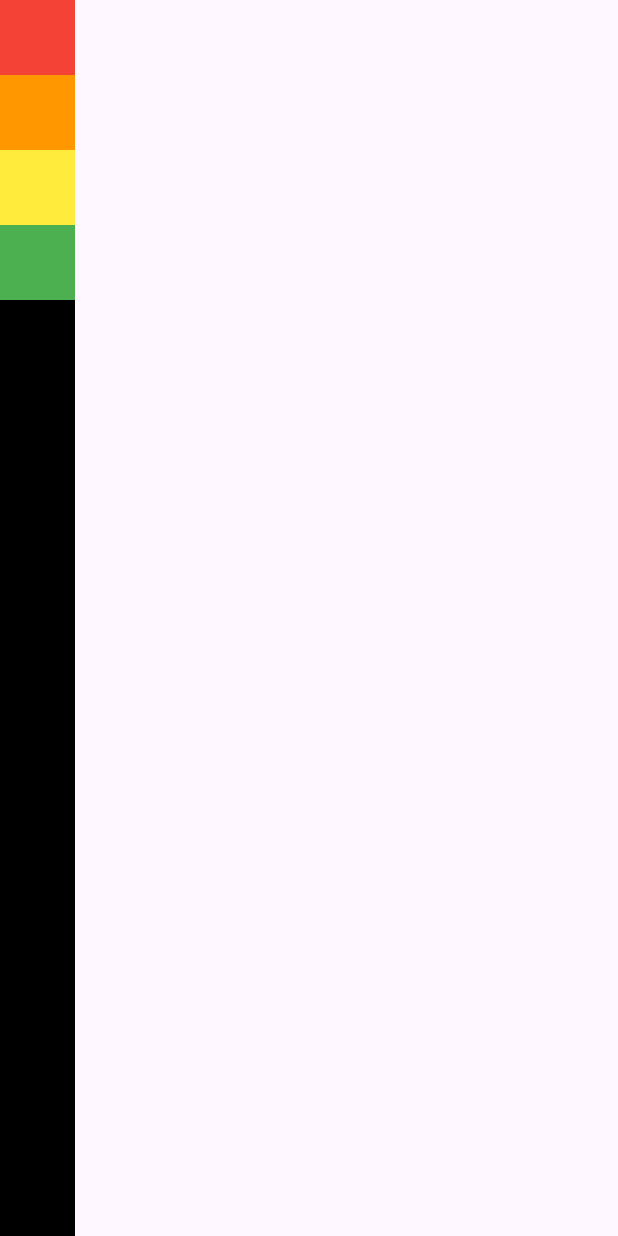
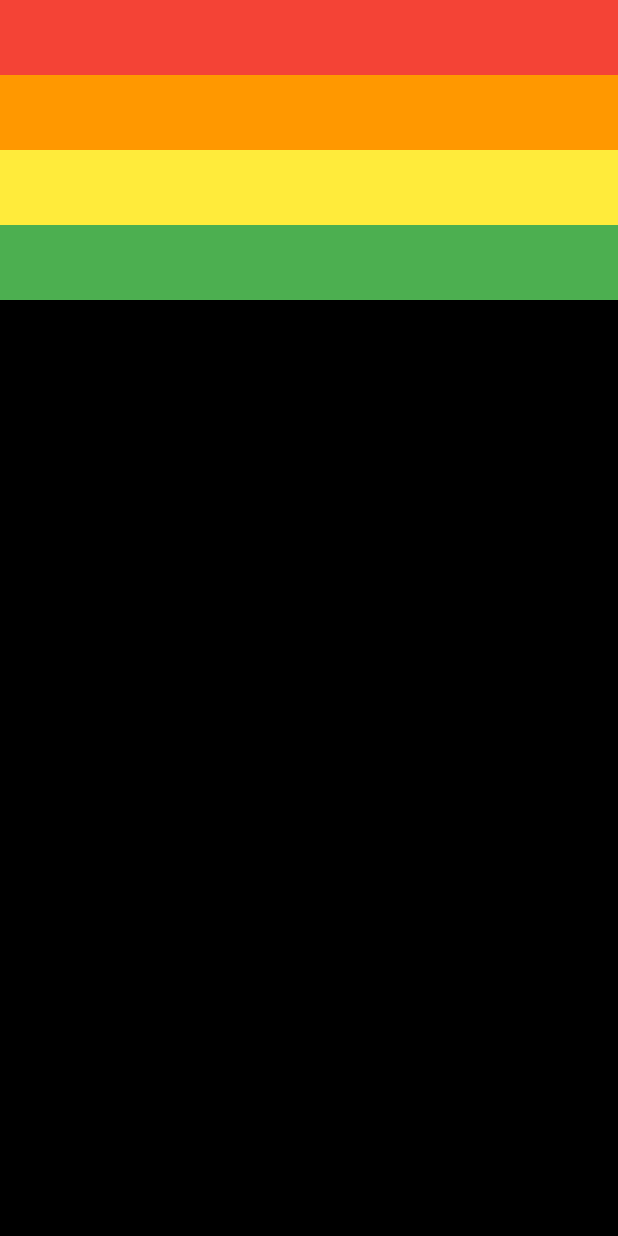
Before and after one commit to jinnyjinny12/Flutter_study_v2, a Flutter app: the screen it shows after launch, on a phone screen of 412 x 824 dp. Run offline on Flutter 3.47's test engine with Material 3 defaults, Android fonts, the phone set to English and light mode, and no system bars.

Commit message:
"feat: home_screen update"

```diff
--- a/Row_and_Column/lib/screen/home_screen.dart
+++ b/Row_and_Column/lib/screen/home_screen.dart
@@ -11,7 +11,11 @@ class HomeScreen extends StatelessWidget {
       body: SafeArea(
         child: Container(
           color: Colors.black,
-          child: Column(
+          width: double.infinity,
+          child: Column  (
+            mainAxisAlignment: MainAxisAlignment.start,
+            mainAxisSize: MainAxisSize.max,
+            crossAxisAlignment: CrossAxisAlignment.stretch,
             children: colors.map(
                 (e) => Container(
                   height: 50.0,
```
